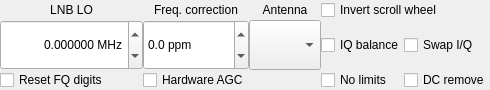
Qt form src/qtgui/dockinputctl.ui (shawnj007/gqrx-touch) before a commit.
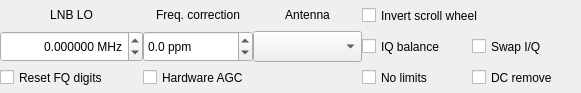
The same form after that commit. Icons and pictures are not drawn.

```diff
--- a/src/qtgui/dockinputctl.ui
+++ b/src/qtgui/dockinputctl.ui
@@ -6,8 +6,8 @@
    <rect>
     <x>0</x>
     <y>0</y>
-    <width>400</width>
-    <height>90</height>
+    <width>581</width>
+    <height>93</height>
    </rect>
   </property>
   <property name="sizePolicy">
@@ -18,13 +18,13 @@
   </property>
   <property name="minimumSize">
    <size>
-    <width>400</width>
-    <height>90</height>
+    <width>581</width>
+    <height>93</height>
    </size>
   </property>
   <property name="maximumSize">
    <size>
-    <width>1000</width>
+    <width>16777215</width>
     <height>440</height>
    </size>
   </property>
@@ -109,7 +109,7 @@
       <item row="0" column="0">
        <widget class="QLabel" name="lnbLabel">
         <property name="sizePolicy">
-         <sizepolicy hsizetype="MinimumExpanding" vsizetype="Preferred">
+         <sizepolicy hsizetype="MinimumExpanding" vsizetype="MinimumExpanding">
           <horstretch>0</horstretch>
           <verstretch>0</verstretch>
          </sizepolicy>
@@ -171,7 +171,7 @@
       <item row="0" column="1">
        <widget class="QLabel" name="freqCorrLabel">
         <property name="sizePolicy">
-         <sizepolicy hsizetype="MinimumExpanding" vsizetype="Preferred">
+         <sizepolicy hsizetype="MinimumExpanding" vsizetype="MinimumExpanding">
           <horstretch>0</horstretch>
           <verstretch>0</verstretch>
          </sizepolicy>
@@ -218,7 +218,7 @@
       <item row="0" column="2">
        <widget class="QLabel" name="antSelectorLabel">
         <property name="sizePolicy">
-         <sizepolicy hsizetype="MinimumExpanding" vsizetype="Preferred">
+         <sizepolicy hsizetype="MinimumExpanding" vsizetype="MinimumExpanding">
           <horstretch>0</horstretch>
           <verstretch>0</verstretch>
          </sizepolicy>
@@ -249,7 +249,7 @@
       <item row="3" column="0">
        <widget class="QCheckBox" name="freqCtrlResetButton">
         <property name="sizePolicy">
-         <sizepolicy hsizetype="MinimumExpanding" vsizetype="Preferred">
+         <sizepolicy hsizetype="MinimumExpanding" vsizetype="MinimumExpanding">
           <horstretch>0</horstretch>
           <verstretch>0</verstretch>
          </sizepolicy>
@@ -271,7 +271,7 @@
       <item row="3" column="1">
        <widget class="QCheckBox" name="agcButton">
         <property name="sizePolicy">
-         <sizepolicy hsizetype="MinimumExpanding" vsizetype="Preferred">
+         <sizepolicy hsizetype="MinimumExpanding" vsizetype="MinimumExpanding">
           <horstretch>0</horstretch>
           <verstretch>0</verstretch>
          </sizepolicy>
@@ -293,7 +293,7 @@
       <item row="2" column="3">
        <widget class="QCheckBox" name="iqBalanceButton">
         <property name="sizePolicy">
-         <sizepolicy hsizetype="MinimumExpanding" vsizetype="Preferred">
+         <sizepolicy hsizetype="MinimumExpanding" vsizetype="MinimumExpanding">
           <horstretch>0</horstretch>
           <verstretch>0</verstretch>
          </sizepolicy>
@@ -315,7 +315,7 @@
       <item row="2" column="4">
        <widget class="QCheckBox" name="iqSwapButton">
         <property name="sizePolicy">
-         <sizepolicy hsizetype="MinimumExpanding" vsizetype="Preferred">
+         <sizepolicy hsizetype="MinimumExpanding" vsizetype="MinimumExpanding">
           <horstretch>0</horstretch>
           <verstretch>0</verstretch>
          </sizepolicy>
@@ -340,7 +340,7 @@
       <item row="0" column="3" colspan="2">
        <widget class="QCheckBox" name="invertScrollingButton">
         <property name="sizePolicy">
-         <sizepolicy hsizetype="MinimumExpanding" vsizetype="Preferred">
+         <sizepolicy hsizetype="MinimumExpanding" vsizetype="MinimumExpanding">
           <horstretch>0</horstretch>
           <verstretch>0</verstretch>
          </sizepolicy>
@@ -359,7 +359,7 @@
       <item row="3" column="3">
        <widget class="QCheckBox" name="ignoreButton">
         <property name="sizePolicy">
-         <sizepolicy hsizetype="MinimumExpanding" vsizetype="Preferred">
+         <sizepolicy hsizetype="MinimumExpanding" vsizetype="MinimumExpanding">
           <horstretch>0</horstretch>
           <verstretch>0</verstretch>
          </sizepolicy>
@@ -381,7 +381,7 @@
       <item row="3" column="4">
        <widget class="QCheckBox" name="dcCancelButton">
         <property name="sizePolicy">
-         <sizepolicy hsizetype="MinimumExpanding" vsizetype="Preferred">
+         <sizepolicy hsizetype="MinimumExpanding" vsizetype="MinimumExpanding">
           <horstretch>0</horstretch>
           <verstretch>0</verstretch>
          </sizepolicy>
```
